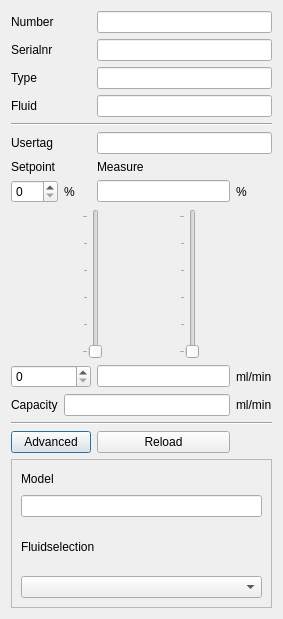
ArJKloek/FlowControl, file ui/flowchannel.ui: the form before one commit.
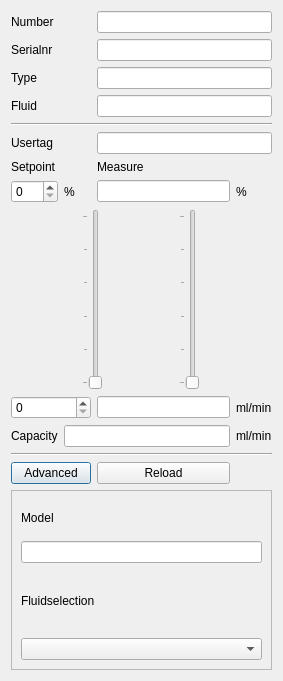
The form after the commit.

Diff of the .ui file:
```diff
--- a/ui/flowchannel.ui
+++ b/ui/flowchannel.ui
@@ -7,7 +7,7 @@
     <x>0</x>
     <y>0</y>
     <width>283</width>
-    <height>619</height>
+    <height>681</height>
    </rect>
   </property>
   <property name="baseSize">
@@ -171,6 +171,18 @@
         </item>
         <item row="0" column="1">
          <widget class="QLabel" name="lb_icon">
+          <property name="sizePolicy">
+           <sizepolicy hsizetype="Preferred" vsizetype="Preferred">
+            <horstretch>0</horstretch>
+            <verstretch>0</verstretch>
+           </sizepolicy>
+          </property>
+          <property name="minimumSize">
+           <size>
+            <width>64</width>
+            <height>0</height>
+           </size>
+          </property>
           <property name="text">
            <string/>
           </property>
```
Left out of the diff: 10 changed lines with no effect on the pictures.
